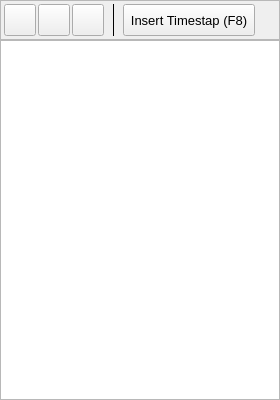
Qt form source/ui/lyricswindow/tp_lyricseditor.ui (ZXfkSIE/ThousandPlayer) before a commit.
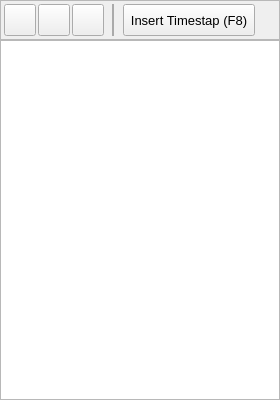
The same form after that commit.

Patch:
```diff
--- a/source/ui/lyricswindow/tp_lyricseditor.ui
+++ b/source/ui/lyricswindow/tp_lyricseditor.ui
@@ -151,12 +151,21 @@
           <height>16777215</height>
          </size>
         </property>
+        <property name="mouseTracking">
+         <bool>true</bool>
+        </property>
+        <property name="styleSheet">
+         <string notr="true">color: #AAA</string>
+        </property>
         <property name="frameShape">
          <enum>QFrame::VLine</enum>
         </property>
         <property name="frameShadow">
          <enum>QFrame::Plain</enum>
         </property>
+        <property name="lineWidth">
+         <number>2</number>
+        </property>
        </widget>
       </item>
       <item>
```
Left out of the diff: 30 changed lines with no effect on the pictures.
